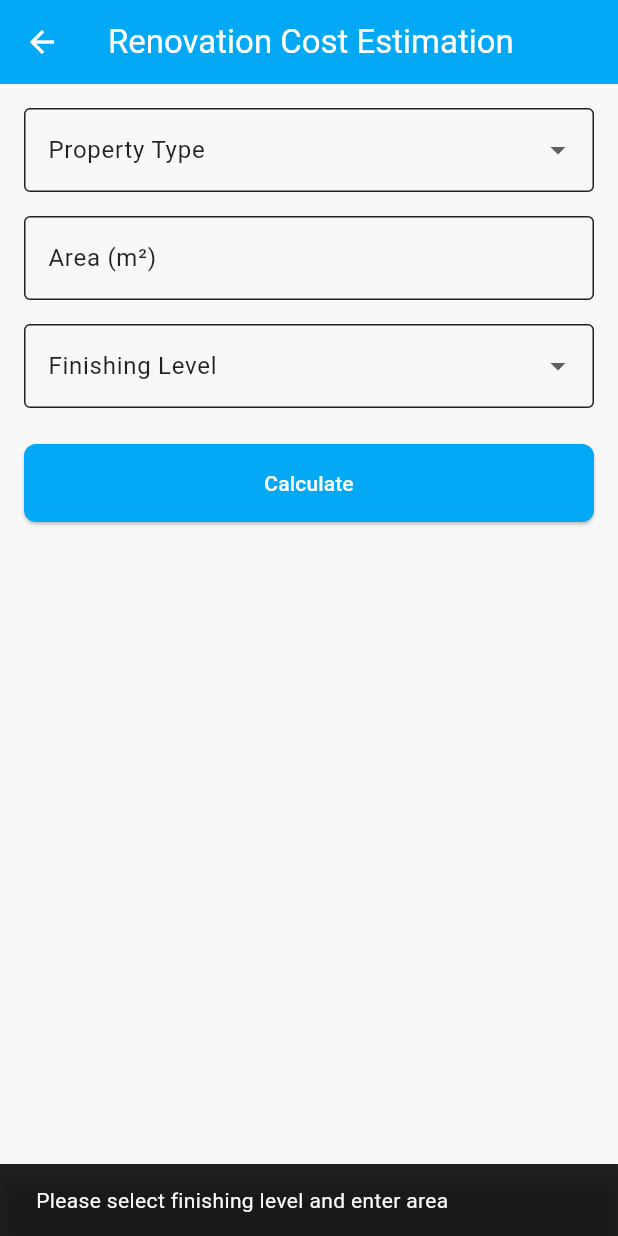
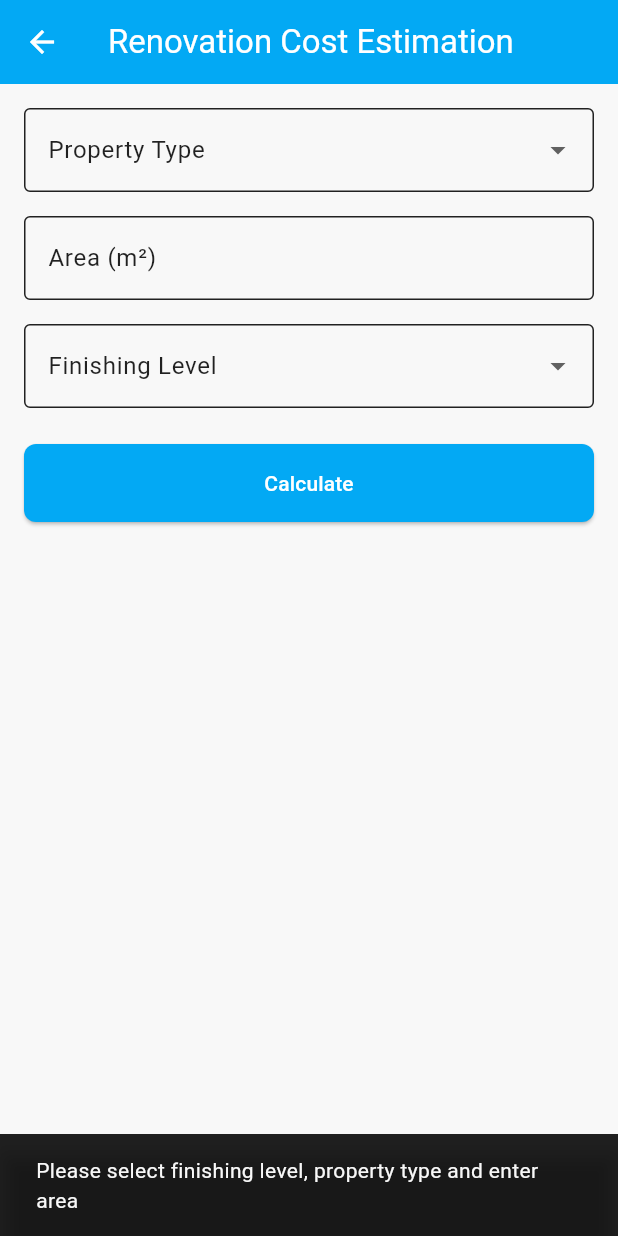
Before and after one commit to Seifeldin-Amr/Mobile-Programming-Project, a Flutter app: the RenovationEstimateScreen screen opened directly, after a tap on "Calculate", on a phone screen of 412 x 824 dp. Run offline on Flutter 3.47's test engine with Material 3 defaults, Android fonts, the phone set to English and light mode, and no system bars; our stand-ins replace cloud_firestore, file_picker, firebase_auth, firebase_core, image_picker; missing offline and left inert: flutter_pdfview; accounts and stored records are empty.

Commit message:
Enhance renovation cost calculation by adding property type validation and formatting cost display to two decimal places

```diff
--- a/mobile_app/lib/screens/renovation_estimate.dart
+++ b/mobile_app/lib/screens/renovation_estimate.dart
@@ -35,9 +35,11 @@ class _RenovationEstimateScreenState extends State<RenovationEstimateScreen> {
   ];
 
   Future<void> _calculateCost() async {
-    if (selectedFinishingLevel == null || areaController.text.isEmpty) {
+    if (selectedFinishingLevel == null ||
+        selectedType == null ||
+        areaController.text.isEmpty) {
       ScaffoldMessenger.of(context).showSnackBar(
-        const SnackBar(content: Text('Please select finishing level and enter area')),
+        const SnackBar(content: Text('Please select finishing level, property type and enter area')),
       );
       return;
     }
@@ -57,6 +59,7 @@ class _RenovationEstimateScreenState extends State<RenovationEstimateScreen> {
       _calculationResults = RenovationCalculator.calculateTotalCost(
         area: area,
         prices: _prices!,
+        propertyType: selectedType!,
       );
 
     } catch (e) {
@@ -173,9 +176,10 @@ class _RenovationEstimateScreenState extends State<RenovationEstimateScreen> {
                         style: Theme.of(context).textTheme.titleLarge,
                       ),
                       const SizedBox(height: AppConstants.defaultPadding),
-                      Text('Paint Cost per m²: \$${_calculationResults!['perSquareMeter']['paint']}'),
-                      Text('Flooring Cost per m²: \$${_calculationResults!['perSquareMeter']['flooring']}'),
-                      Text('Furniture Cost per m²: \$${_calculationResults!['perSquareMeter']['furniture']}'),
+                      const SizedBox(height: AppConstants.defaultPadding),
+                      Text('Paint Cost per m²: \$${_calculationResults!['perSquareMeter']['paint'].toStringAsFixed(2)}'),
+                      Text('Flooring Cost per m²: \$${_calculationResults!['perSquareMeter']['flooring'].toStringAsFixed(2)}'),
+                      Text('Furniture Cost per m²: \$${_calculationResults!['perSquareMeter']['furniture'].toStringAsFixed(2)}'),
                       const Divider(),
                       Text('Paint Total: \$${_calculationResults!['paintCost'].toStringAsFixed(2)}'),
                       Text('Flooring Total: \$${_calculationResults!['flooringCost'].toStringAsFixed(2)}'),
```
